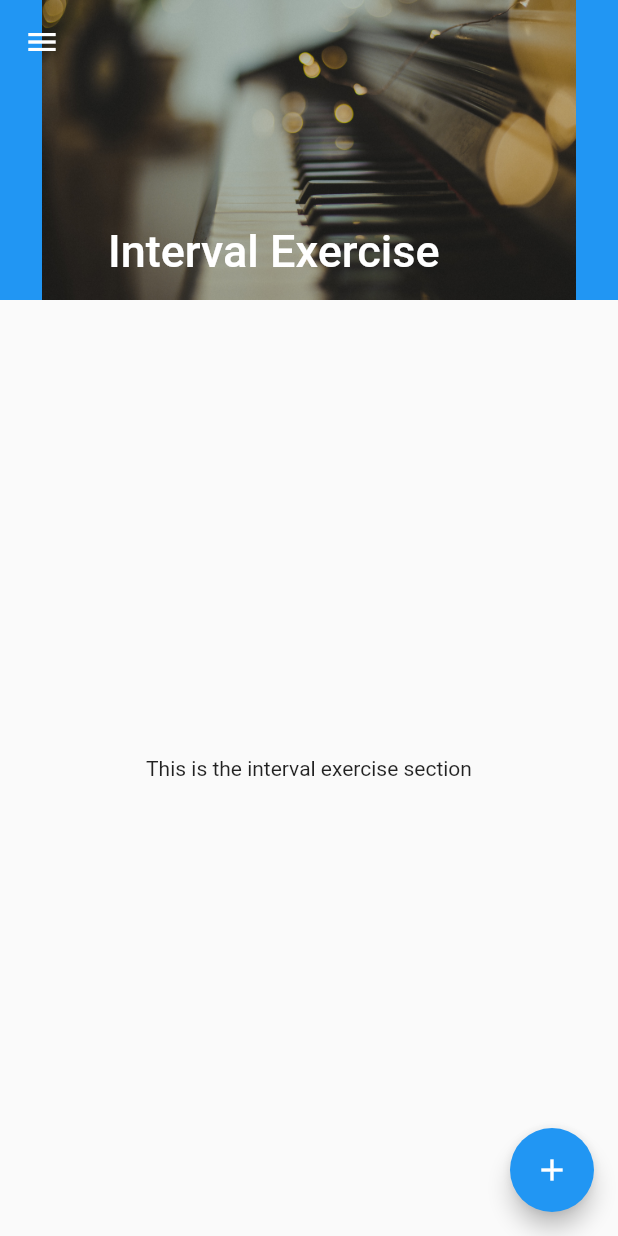
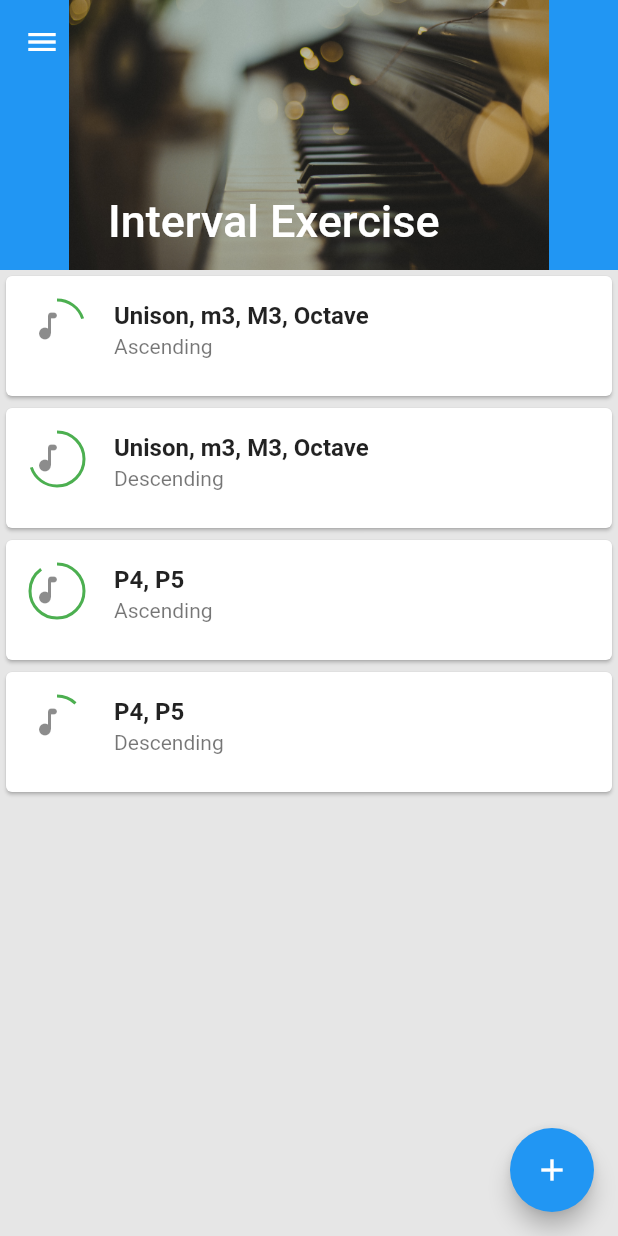
Before and after one commit to neaGaze/PianoEarTrainer, a Flutter app: the screen it shows after launch, on a phone screen of 412 x 824 dp. Run offline on Flutter 3.47's test engine with Material 2 defaults, Android fonts, the phone set to English and light mode, and no system bars.

Commit message:
Added the List Items for the Interval Exercise Load page

```diff
--- /dev/null
+++ b/lib/models/ExerciseDataModel.dart
@@ -0,0 +1,11 @@
+class ExerciseDataModel {
+  String title;
+  String subtitle;
+  double completionPercent;
+
+  ExerciseDataModel(String title, String subtitle, double completionPercent) {
+    this.title = title;
+    this.subtitle = subtitle;
+    this.completionPercent = completionPercent;
+  }
+}
--- a/lib/pages/IntervalExercisePage.dart
+++ b/lib/pages/IntervalExercisePage.dart
@@ -1,24 +1,33 @@
 import "package:flutter/material.dart";
+import 'package:piano_ear_trainer/models/ExerciseDataModel.dart';
 import 'package:piano_ear_trainer/widgets/AppDrawer.dart';
+import 'package:piano_ear_trainer/widgets/ExerciseListTile.dart';
+import 'package:piano_ear_trainer/widgets/ExerciseLoadCard.dart';
 
 class IntervalExercisePage extends StatefulWidget {
   IntervalExercisePage({Key key, this.title}) : super(key: key);
 
   static const String routeInterval = "interval"; // const used at compile time
   final String title; // final used at runtime
+  final List<ExerciseDataModel> exerciseDataModels =
+      new List<ExerciseDataModel>();
 
   @override
   _IntervalExercisePageState createState() => _IntervalExercisePageState();
 }
 
 class _IntervalExercisePageState extends State<IntervalExercisePage> {
-  String _title;
-
   @override
   void initState() {
     super.initState();
-    this._title =
-        "Interval Exercise"; //widget.title != null ? widget.title : "";
+    widget.exerciseDataModels
+        .add(ExerciseDataModel("Unison, m3, M3, Octave", "Ascending", 0.2));
+    widget.exerciseDataModels
+        .add(ExerciseDataModel("Unison, m3, M3, Octave", "Descending", 0.7));
+    widget.exerciseDataModels
+        .add(ExerciseDataModel("P4, P5", "Ascending", 0.9));
+    widget.exerciseDataModels
+        .add(ExerciseDataModel("P4, P5", "Descending", 0.12));
   }
 
   @override
@@ -28,7 +37,7 @@ class _IntervalExercisePageState extends State<IntervalExercisePage> {
           headerSliverBuilder: (context, isInnerBoxScrolled) {
             return <Widget>[
               SliverAppBar(
-                expandedHeight: 200,
+                  expandedHeight: 180,
                   floating: true,
                   pinned: true,
                   flexibleSpace: FlexibleSpaceBar(
@@ -36,10 +45,25 @@ class _IntervalExercisePageState extends State<IntervalExercisePage> {
                       background: Image.asset("assets/piano.jpg")))
             ];
           },
-        body: Center(
-          child: Text("This is the interval exercise section"),
+          body: Stack(
+            fit: StackFit.expand,
+            children: <Widget>[
+              Container(
+                color: Color.fromRGBO(200, 200, 200, 0.4),
               ),
-      ),
+              ListView.builder(
+                  itemBuilder: (context, index) {
+                    return new ExerciseListTile(
+                      title: widget.exerciseDataModels[index]
+                          .title, //"Unison, m3, M3, Octave",
+                      subtitle: widget.exerciseDataModels[index].subtitle,
+                      completionPercent:
+                          widget.exerciseDataModels[index].completionPercent,
+                    );
+                  },
+                  itemCount: widget.exerciseDataModels.length),
+            ],
+          )),
       floatingActionButton: FloatingActionButton(
         onPressed: null,
         tooltip: 'Increment',
--- /dev/null
+++ b/lib/widgets/ExerciseListTile.dart
@@ -0,0 +1,50 @@
+import 'package:flutter/material.dart';
+
+class ExerciseListTile extends StatefulWidget {
+  ExerciseListTile({Key key, this.title, this.subtitle, this.completionPercent})
+      : super(key: key);
+
+  final String title;
+  final String subtitle;
+  final double completionPercent;
+
+  @override
+  _ExerciseListTileState createState() => _ExerciseListTileState();
+}
+
+class _ExerciseListTileState extends State<ExerciseListTile> {
+  @override
+  Widget build(BuildContext context) {
+    return new Card(
+      child: Container(
+        height: 80,
+        child: ListTile(
+          leading: Stack(
+            children: <Widget>[
+              Positioned(
+                  child: Padding(
+                padding: const EdgeInsets.fromLTRB(0, 5, 0, 0),
+                child: Icon(Icons.music_note_rounded),
+              )),
+              Positioned(
+                  child: CircularProgressIndicator(
+                strokeWidth: 2,
+                value: widget.completionPercent,
+                valueColor: AlwaysStoppedAnimation<Color>(Colors.green),
+              ))
+            ],
+          ),
+          title: Text(
+            widget.title,
+            style: TextStyle(fontWeight: FontWeight.bold, fontSize: 16),
+          ),
+          subtitle: Text(
+            widget.subtitle,
+            style: TextStyle(fontWeight: FontWeight.normal, fontSize: 14),
+          ),
+          onTap: () {},
+        ),
+      ),
+    );
+  }
+}
```
Also changed, not shown: lib/widgets/ExerciseLoadCard.dart (added, +78 -0 lines). Lines whose indentation alone changed are shown as unchanged.
